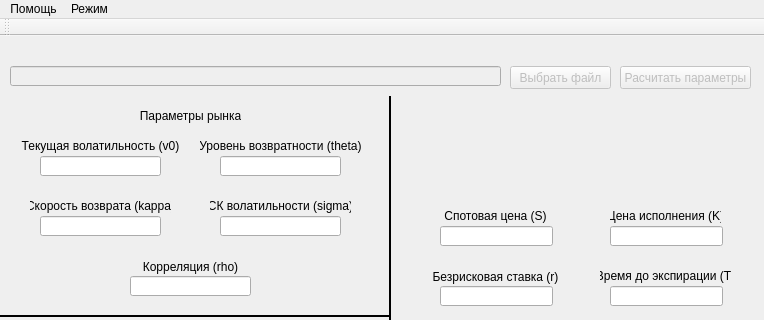
This is OptCalc/App/app.ui in patemckin/HestonOptions as Qt 5 draws it before an edit; both pictures show x 0 to 764 and y 0 to 320 of the 764 by 571 pixel window. The edited form follows.
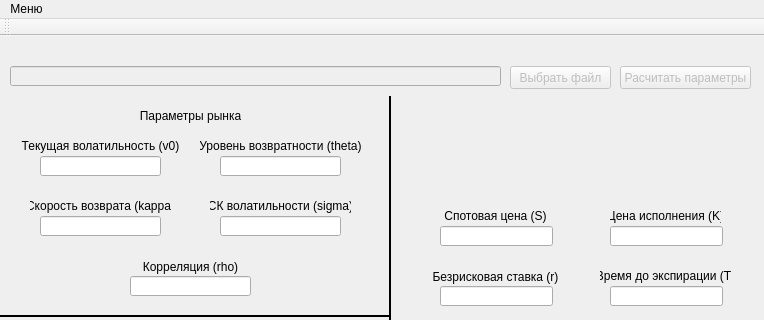
This is the edited form.

Diff of the .ui file:
```diff
--- a/OptCalc/App/app.ui
+++ b/OptCalc/App/app.ui
@@ -732,11 +732,10 @@
      <height>21</height>
     </rect>
    </property>
-   <widget class="QMenu" name="menuHelp">
+   <widget class="QMenu" name="menu">
     <property name="title">
-     <string>Помощь</string>
+     <string>Меню</string>
     </property>
-   </widget>
    <widget class="QMenu" name="menuPars">
     <property name="title">
      <string>Режим</string>
@@ -744,8 +743,11 @@
     <addaction name="parHandWrite"/>
     <addaction name="parAutoWrite"/>
    </widget>
-   <addaction name="menuHelp"/>
    <addaction name="menuPars"/>
+    <addaction name="separator"/>
+    <addaction name="menuHelp"/>
+   </widget>
+   <addaction name="menu"/>
   </widget>
   <widget class="QToolBar" name="mainToolBar">
    <attribute name="toolBarArea">
```
Left out of the diff: 26 changed lines with no effect on the pictures. Lines whose indentation alone changed are shown as unchanged.
